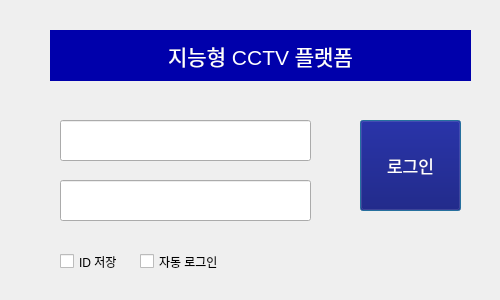
Old version of the form ui/login_dialog.ui in the repository yangyang1598/rist-ai-cctv-2026-jhyang.
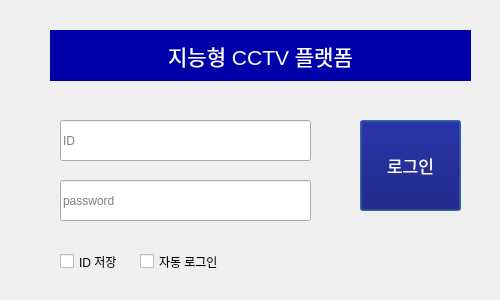
New version of the form.

Commit message: DB 형식 변경(API) & login ui 생성 & mainwindow ui 설계 기준 구현

What changed in the file:
```diff
--- a/ui/login_dialog.ui
+++ b/ui/login_dialog.ui
@@ -40,6 +40,9 @@
      <height>41</height>
     </rect>
    </property>
+   <property name="placeholderText">
+    <string>ID</string>
+   </property>
   </widget>
   <widget class="QPushButton" name="button_login">
    <property name="geometry">
@@ -72,6 +75,9 @@
      <height>41</height>
     </rect>
    </property>
+   <property name="placeholderText">
+    <string>password</string>
+   </property>
   </widget>
   <widget class="QCheckBox" name="checkBox_save_id_info">
    <property name="geometry">
```
The commit also changes 30 other files.
